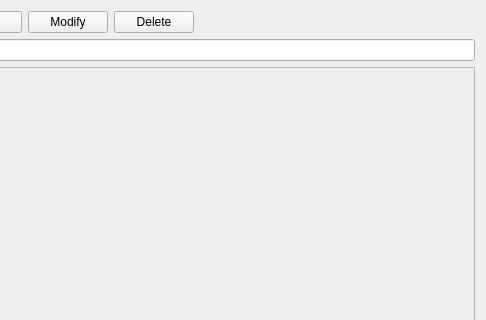
Old version of the form woterm/woterm/qwosessionmanage.ui in the repository woterm/woterm; both pictures show x 164 to 650 and y 0 to 320 of the 650 by 477 pixel window.
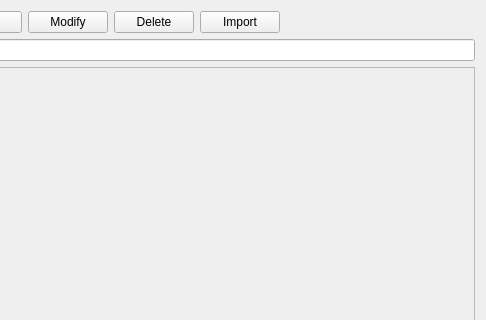
New version of the form. Icons and pictures are not drawn.

The edit to the form file:
```diff
--- a/woterm/woterm/qwosessionmanage.ui
+++ b/woterm/woterm/qwosessionmanage.ui
@@ -71,6 +71,17 @@
        </property>
       </widget>
      </item>
+     <item>
+      <widget class="QPushButton" name="btnImport">
+       <property name="text">
+        <string>Import</string>
+       </property>
+       <property name="icon">
+        <iconset resource="qwoterm.qrc">
+         <normaloff>:/qwoterm/resource/skin/import.png</normaloff>:/qwoterm/resource/skin/import.png</iconset>
+       </property>
+      </widget>
+     </item>
      <item>
       <spacer name="horizontalSpacer">
        <property name="orientation">
```
